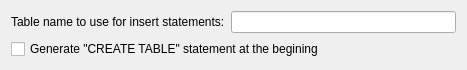
Old version of the form trunk/SqlExport/SqlExportQuery.ui in the repository pawelsalawa/sqlitestudio.
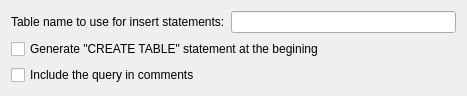
New version of the form.

Commit message: Next piece of exporting code. SQL exporting works for all kinds of export, exporting to clipboard works, other minor fixes.

```diff
--- a/trunk/SqlExport/SqlExportQuery.ui
+++ b/trunk/SqlExport/SqlExportQuery.ui
@@ -7,7 +7,7 @@
     <x>0</x>
     <y>0</y>
     <width>467</width>
-    <height>63</height>
+    <height>88</height>
    </rect>
   </property>
   <property name="windowTitle">
@@ -38,6 +38,13 @@
      </property>
     </widget>
    </item>
+   <item row="2" column="0" colspan="2">
+    <widget class="QCheckBox" name="checkBox">
+     <property name="text">
+      <string>Include the query in comments</string>
+     </property>
+    </widget>
+   </item>
   </layout>
  </widget>
  <resources/>
```
The commit also changes 26 other files.
